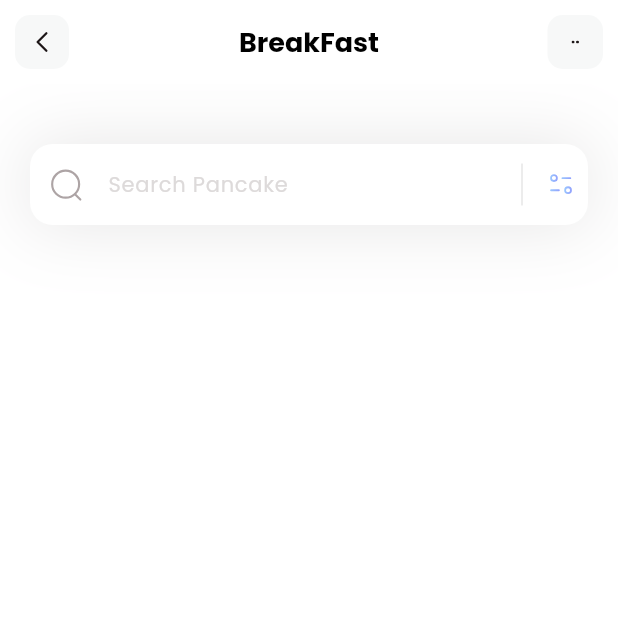
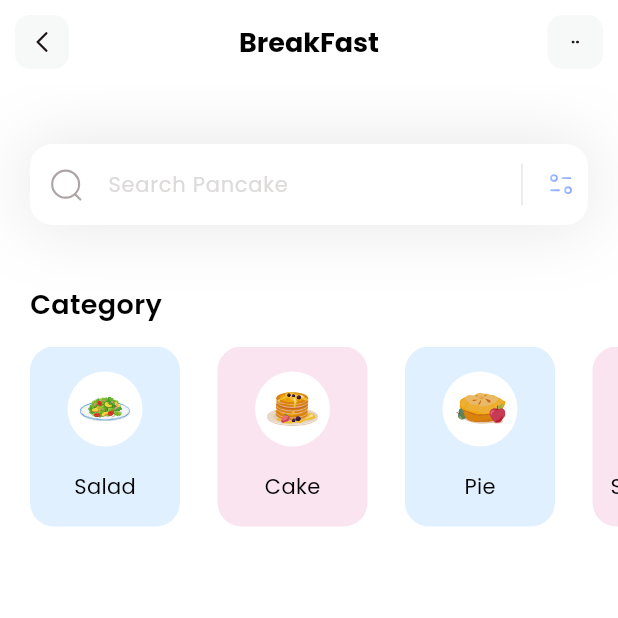
Before and after one commit to jonik2909/breakfast, a Flutter app: the screen it shows after launch, on a phone screen of 412 x 824 dp, the top half of it. Run offline on Flutter 3.47's test engine with Material 3 defaults, Android fonts, the phone set to English and light mode, and no system bars; our stand-ins replace flutter_svg.

Commit message:
feat: develop categories section view

```diff
--- a/lib/main.dart
+++ b/lib/main.dart
@@ -14,7 +14,7 @@ class MyApp extends StatelessWidget {
     return MaterialApp(
       debugShowCheckedModeBanner: false,
       theme: ThemeData(fontFamily: 'Poppins'),
-      home: const HomePage(),
+      home: HomePage(),
     );
   }
 }
--- /dev/null
+++ b/lib/models/category_models.dart
@@ -0,0 +1,39 @@
+import 'package:flutter/material.dart';
+
+class CategoryModel {
+  String name;
+  String iconPath;
+  Color boxColor;
+
+  CategoryModel({
+    required this.name,
+    required this.iconPath,
+    required this.boxColor,
+  });
+
+  static List<CategoryModel> getCategories() {
+    List<CategoryModel> categories = [];
+
+    categories.add(CategoryModel(
+        name: 'Salad',
+        iconPath: 'assets/icons/plate.svg',
+        boxColor: Color(0xff9DCEFF)));
+
+    categories.add(CategoryModel(
+        name: 'Cake',
+        iconPath: 'assets/icons/pancakes.svg',
+        boxColor: Color(0xffEEA4CE)));
+
+    categories.add(CategoryModel(
+        name: 'Pie',
+        iconPath: 'assets/icons/pie.svg',
+        boxColor: Color(0xff9DCEFF)));
+
+    categories.add(CategoryModel(
+        name: 'Smoothies',
+        iconPath: 'assets/icons/orange-snacks.svg',
+        boxColor: Color(0xffEEA4CE)));
+
+    return categories;
+  }
+}
--- a/lib/pages/home.dart
+++ b/lib/pages/home.dart
@@ -1,19 +1,95 @@
+import 'package:fitness/models/category_models.dart';
 import 'package:flutter/material.dart';
 import 'package:flutter_svg/svg.dart';
 
-class HomePage extends StatelessWidget {
-  const HomePage({super.key});
+class HomePage extends StatefulWidget {
+  HomePage({super.key});
+
+  @override
+  State<HomePage> createState() => _HomePageState();
+}
+
+class _HomePageState extends State<HomePage> {
+  List<CategoryModel> categories = [];
+
+  void _getCategories() {
+    categories = CategoryModel.getCategories();
+  }
 
   @override
   Widget build(BuildContext context) {
+    _getCategories();
     return Scaffold(
       appBar: appBar(),
       backgroundColor: Colors.white,
       body: Column(
-        children: [
-          _searchField(),
-        ],
+        crossAxisAlignment: CrossAxisAlignment.start,
+        children: [_searchField(), SizedBox(height: 40), _categoriesSection()],
       ),
+    );
+  }
+
+  Column _categoriesSection() {
+    return Column(
+      crossAxisAlignment: CrossAxisAlignment.start,
+      children: [
+        Padding(
+          padding: const EdgeInsets.only(left: 20),
+          child: Text(
+            'Category',
+            style: TextStyle(
+              color: Colors.black,
+              fontSize: 18,
+              fontWeight: FontWeight.w600,
+            ),
+          ),
+        ),
+        SizedBox(height: 15),
+        Container(
+          height: 120,
+          child: ListView.separated(
+            itemCount: categories.length,
+            scrollDirection: Axis.horizontal,
+            padding: EdgeInsets.only(left: 20, right: 20),
+            separatorBuilder: (context, index) => SizedBox(
+              width: 25,
+            ),
+            itemBuilder: (context, index) {
+              return Container(
+                width: 100,
+                decoration: BoxDecoration(
+                  color: categories[index].boxColor.withOpacity(0.3),
+                  borderRadius: BorderRadius.circular(16),
+                ),
+                child: Column(
+                  mainAxisAlignment: MainAxisAlignment.spaceEvenly,
+                  children: [
+                    Container(
+                      width: 50,
+                      height: 50,
+                      decoration: BoxDecoration(
+                        color: Colors.white,
+                        shape: BoxShape.circle,
+                      ),
+                      child: Padding(
+                        padding: EdgeInsets.all(8.0),
+                        child: SvgPicture.asset(categories[index].iconPath),
+                      ),
+                    ),
+                    Text(
+                      categories[index].name,
+                      style: TextStyle(
+                          fontWeight: FontWeight.w400,
+                          color: Colors.black,
+                          fontSize: 14),
+                    )
+                  ],
+                ),
+              );
+            },
+          ),
+        )
+      ],
     );
   }
 
```
